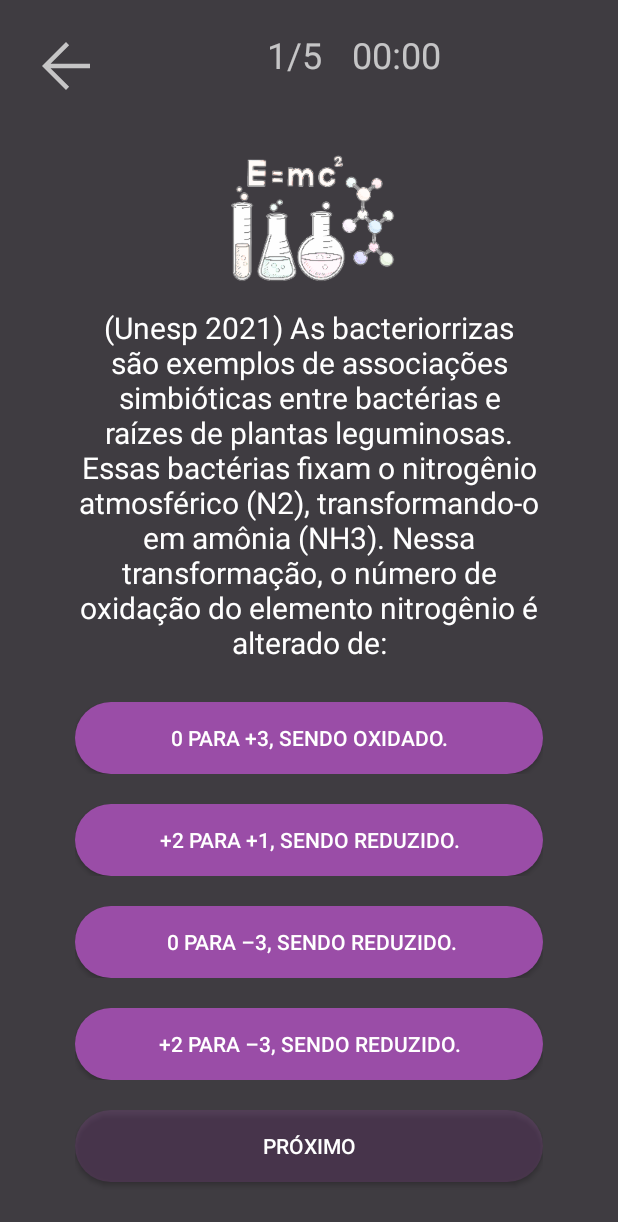
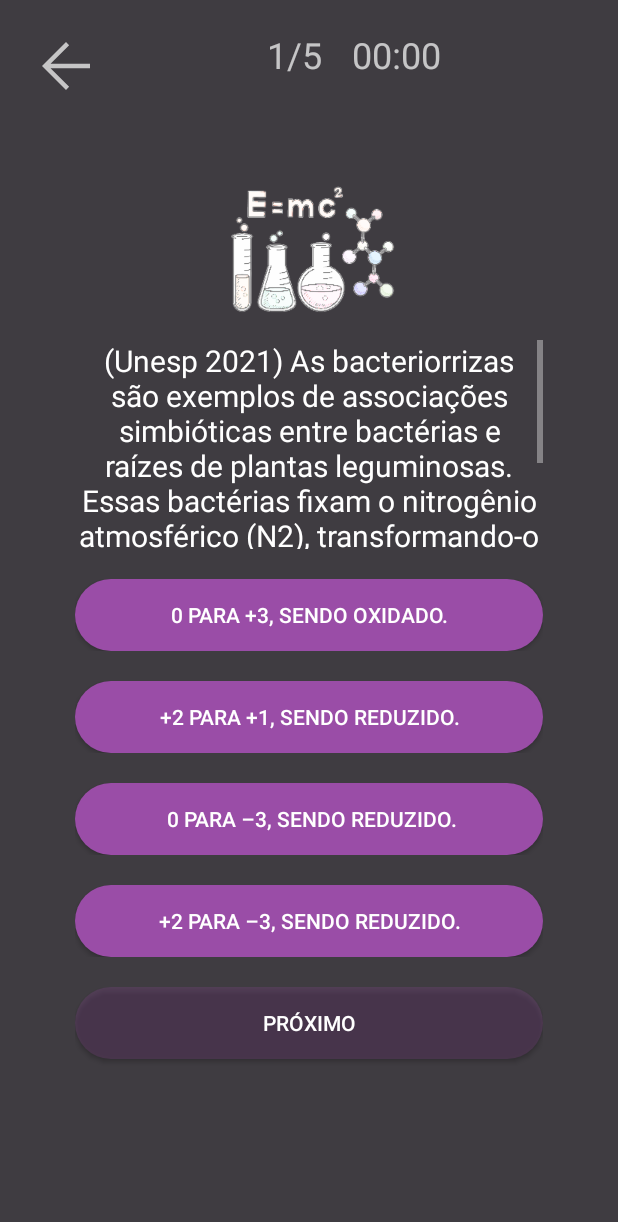
Before and after one commit to vitrentin/Cerebrum2.0, an Android app: the Tela4 screen opened directly, with no data from a screen before it, on a phone screen of 412 x 824 dp. Shown: the top 1222 px of the screen. Run offline under Robolectric (Android 15) with nearby library versions, the phone set to English and light mode, and no system bars.

Commit message:
Complete Program,  ScrollView questions -Cerebrum

```diff
--- a/app/src/main/java/com/trentin/cerebrum/Tela1.java
+++ b/app/src/main/java/com/trentin/cerebrum/Tela1.java
@@ -10,6 +10,7 @@ import android.widget.Button;
 
 public class Tela1 extends AppCompatActivity implements View.OnClickListener{
     private Button portugues, matematica, quimica, geografia, todos;
+    private int contMateiap;
     @Override
     protected void onCreate(Bundle savedInstanceState) {
         super.onCreate(savedInstanceState);
@@ -24,6 +25,8 @@ public class Tela1 extends AppCompatActivity implements View.OnClickListener{
         geografia.setOnClickListener(this);
         todos = (Button) findViewById(R.id.todas);
         todos.setOnClickListener(this);
+        contMateiap = getIntent().getIntExtra("contMateriap",0);
+        //portugues.setText(String.valueOf(contMateiap));
     }
 
     @Override
--- a/app/src/main/java/com/trentin/cerebrum/Tela4.java
+++ b/app/src/main/java/com/trentin/cerebrum/Tela4.java
@@ -9,6 +9,7 @@ import android.os.Bundle;
 import android.view.View;
 import android.widget.Button;
 import android.widget.ImageView;
+import android.widget.ScrollView;
 import android.widget.TextView;
 import android.widget.Toast;
 
@@ -20,6 +21,7 @@ import java.util.TimerTask;
 
 public class Tela4 extends AppCompatActivity implements View.OnClickListener{
     private Button qa, qb, qc, qd, proximoBtn;
+    private ScrollView sview;
     private TextView questao, questoes;
     private Timer tempo;
     private int tempoTotalMin = 0, segundos = 0;
@@ -45,6 +47,7 @@ public class Tela4 extends AppCompatActivity implements View.OnClickListener{
         //qc.setOnClickListener(this);
         qd = (Button) findViewById(R.id.qd);
         //qd.setOnClickListener(this);
+        sview = (ScrollView) findViewById(R.id.sviewq);
         proximoBtn = (Button) findViewById(R.id.proximo4);
         listaDeQuestoesTemp = BancoDeQuestoes.getQuestoes("quimica");
         Collections.shuffle(listaDeQuestoesTemp);
@@ -155,6 +158,9 @@ public class Tela4 extends AppCompatActivity implements View.OnClickListener{
         });
     }
     private void mudarProximaQuestao(){
+        if(indiceDeQuestaoAtual==0){
+            sview.smoothScrollTo(0,0);
+        }
         indiceDeQuestaoAtual++;
         if((indiceDeQuestaoAtual+1) == listaDeQuestoes.size()){
             proximoBtn.setText("Enviar quiz");
@@ -182,6 +188,8 @@ public class Tela4 extends AppCompatActivity implements View.OnClickListener{
             String rb = questions.get(1);
             String rc = questions.get(2);
             String rd = questions.get(3);
+
+            sview.smoothScrollTo(0,0);
 
             qa.setText(ra);
             qb.setText(rb);
--- a/app/src/main/java/com/trentin/cerebrum/Tela6.java
+++ b/app/src/main/java/com/trentin/cerebrum/Tela6.java
@@ -10,6 +10,7 @@ import android.widget.TextView;
 
 public class Tela6 extends AppCompatActivity implements View.OnClickListener{
     private Button menu, exit;
+    private int contMateriap;
     @Override
     protected void onCreate(Bundle savedInstanceState) {
         super.onCreate(savedInstanceState);
@@ -28,6 +29,7 @@ public class Tela6 extends AppCompatActivity implements View.OnClickListener{
         final int getRespostasIncorretas = getIntent().getIntExtra("incorreta",0);
         final int getRespostasCorretas2 = getIntent().getIntExtra("correta",0);
         final int getRespostasTotais = (getRespostasCorretas2 + getRespostasIncorretas);
+        contMateriap = getIntent().getIntExtra("contMateriap",0);
 
         respostasCorretas.setText(String.valueOf(getRespostasCorretas));
         respostasCorretas2.setText(String.valueOf(getRespostasCorretas2));
@@ -39,6 +41,7 @@ public class Tela6 extends AppCompatActivity implements View.OnClickListener{
     public void onClick(View view) {
         if (view == menu) {
             Intent i = new Intent(this, Tela1.class);
+            i.putExtra("contMateriap", contMateriap);
             Bundle b = new Bundle();
             i.putExtras(b);
             startActivity(i);
--- a/app/src/main/res/layout/activity_tela4.xml
+++ b/app/src/main/res/layout/activity_tela4.xml
@@ -67,13 +67,23 @@
     </LinearLayout>
 
     <LinearLayout
-        android:layout_width="match_parent"
-        android:layout_height="wrap_content"
+        android:layout_width="wrap_content"
+        android:layout_height="100dp"
         android:layout_marginLeft="50dp"
         android:layout_marginRight="50dp"
         android:layout_weight="0.2"
         android:gravity="center"
         android:orientation="horizontal">
+
+        <ScrollView
+            android:id="@+id/sviewq"
+            android:layout_width="match_parent"
+            android:layout_height="wrap_content">
+
+            <LinearLayout
+                android:layout_width="match_parent"
+                android:layout_height="wrap_content"
+                android:orientation="vertical">
 
                 <TextView
                     android:id="@+id/questaoq"
@@ -83,6 +93,9 @@
                     android:text="@string/questaoq"
                     android:textColor="#FFFFFF"
                     android:textSize="20sp" />
+            </LinearLayout>
+        </ScrollView>
+
     </LinearLayout>
 
     <LinearLayout
```
Also changed, not shown: app/src/main/java/com/trentin/cerebrum/Tela2.java (+10 -0 lines), app/src/main/java/com/trentin/cerebrum/Tela3.java (+8 -1 lines), app/src/main/java/com/trentin/cerebrum/Tela5.java (+8 -0 lines), app/src/main/java/com/trentin/cerebrum/Todas.java (+9 -2 lines), app/src/main/res/layout/activity_tela2.xml (+14 -1 lines), app/src/main/res/layout/activity_tela3.xml (+14 -1 lines), app/src/main/res/layout/activity_tela5.xml (+15 -2 lines), app/src/main/res/layout/activity_todas.xml (+15 -2 lines). Lines whose indentation alone changed are shown as unchanged.
